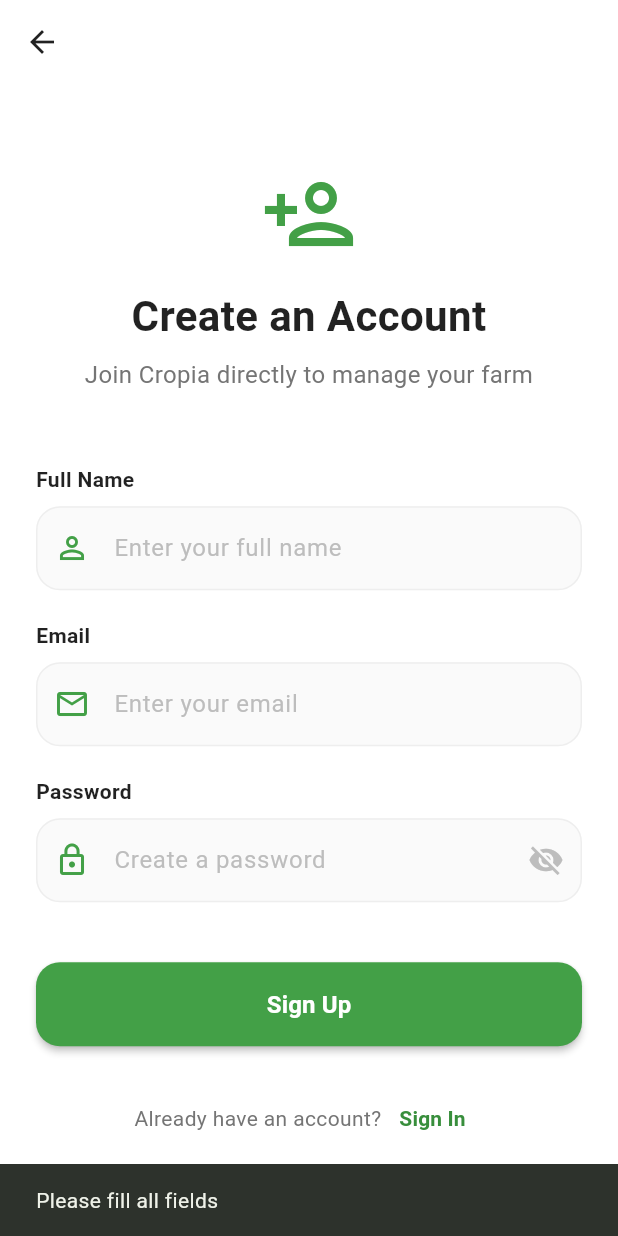
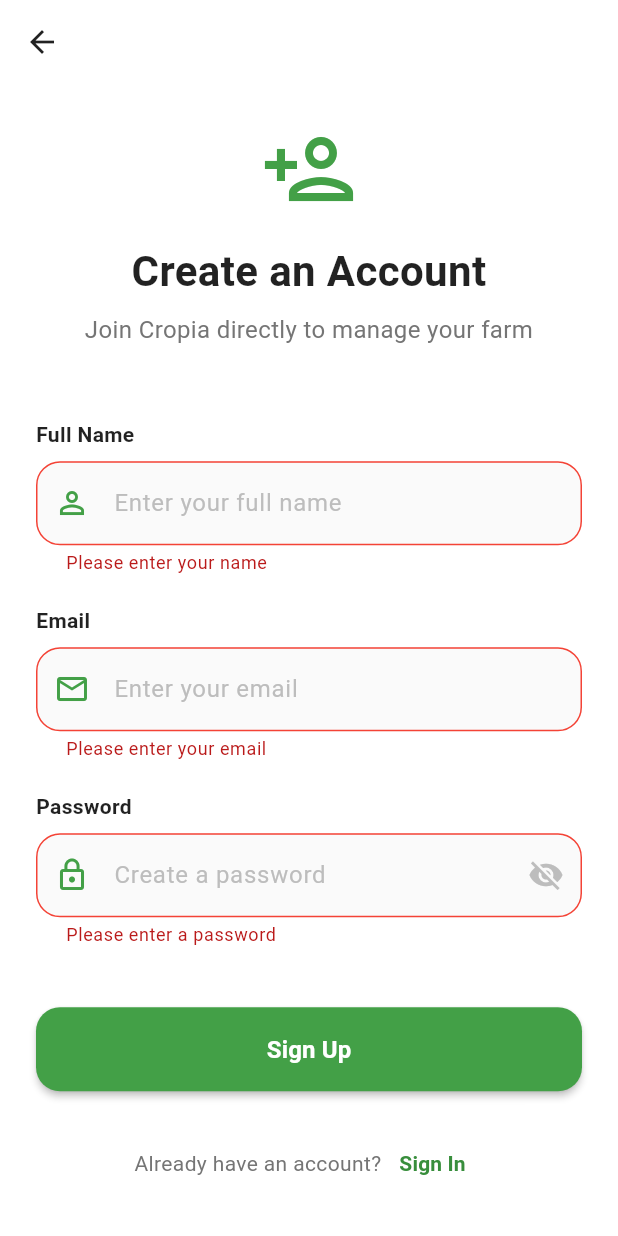
Before and after one commit to bsc-44-21/Cropia-App, a Flutter app: the SignUpScreen screen opened directly, after a tap on "Sign Up", on a phone screen of 412 x 824 dp. Run offline on Flutter 3.47's test engine with Material 3 defaults, Android fonts, the phone set to English and light mode, and no system bars; our stand-ins replace flutter_local_notifications, supabase_flutter, timezone; accounts and stored records are empty.

Commit message:
Implemented Functional password visibility toggles.

```diff
--- a/lib/screens/auth/sign_up_screen.dart
+++ b/lib/screens/auth/sign_up_screen.dart
@@ -14,6 +14,7 @@
 }
 
 class _SignUpScreenState extends State<SignUpScreen> {
+  final _formKey = GlobalKey<FormState>();
   final _nameController = TextEditingController();
   final _emailController = TextEditingController();
   final _passwordController = TextEditingController();
@@ -28,12 +29,7 @@
   }
 
   Future<void> _signUp() async {
-    if (_nameController.text.isEmpty ||
-        _emailController.text.isEmpty ||
-        _passwordController.text.isEmpty) {
-      ScaffoldMessenger.of(context).showSnackBar(
-        const SnackBar(content: Text('Please fill all fields')),
-      );
+    if (!_formKey.currentState!.validate()) {
       return;
     }
 
@@ -51,18 +47,32 @@
       if (!mounted) return;
       if (e is AuthApiException && e.code == 'email_not_confirmed') {
         ScaffoldMessenger.of(context).showSnackBar(
-          const SnackBar(content: Text('Sign up successful, but please confirm your email for full access.')),
+          const SnackBar(
+            content: Text('Sign up successful, but please confirm your email for full access.'),
+            backgroundColor: Colors.orange,
+          ),
         );
         Navigator.of(context).pushReplacement(
           MaterialPageRoute(builder: (context) => MainNavigation()),
         );
       } else {
+        String errorMessage = 'Sign up failed';
+        if (e is AuthException) {
+          errorMessage = e.message;
+        } else {
+          errorMessage = e.toString();
+        }
         ScaffoldMessenger.of(context).showSnackBar(
-          SnackBar(content: Text('Sign up failed: ${e.toString()}')),
+          SnackBar(
+            content: Text(errorMessage),
+            backgroundColor: Colors.red.shade700,
+          ),
         );
       }
     } finally {
+      if (mounted) {
         setState(() => _isLoading = false);
+      }
     }
   }
 
@@ -86,10 +96,15 @@
         child: Center(
           child: SingleChildScrollView(
             padding: const EdgeInsets.all(24.0),
+            child: Form(
+              key: _formKey,
               child: Column(
                 crossAxisAlignment: CrossAxisAlignment.stretch,
                 children: [
-                Icon(Icons.person_add_outlined, size: 64, color: Colors.green.shade600),
+                  Hero(
+                    tag: 'app_logo',
+                    child: Icon(Icons.person_add_outlined, size: 64, color: Colors.green.shade600),
+                  ),
                   const SizedBox(height: 16),
                   const Text(
                     'Create an Account',
@@ -115,6 +130,13 @@
                     label: 'Full Name',
                     hint: 'Enter your full name',
                     prefixIcon: Icons.person_outline,
+                    textInputAction: TextInputAction.next,
+                    validator: (value) {
+                      if (value == null || value.isEmpty) {
+                        return 'Please enter your name';
+                      }
+                      return null;
+                    },
                   ),
                   const SizedBox(height: 20),
                   AuthTextField(
@@ -123,6 +145,16 @@
                     hint: 'Enter your email',
                     prefixIcon: Icons.email_outlined,
                     keyboardType: TextInputType.emailAddress,
+                    textInputAction: TextInputAction.next,
+                    validator: (value) {
+                      if (value == null || value.isEmpty) {
+                        return 'Please enter your email';
+                      }
+                      if (!RegExp(r'^[\w-\.]+@([\w-]+\.)+[\w-]{2,4}$').hasMatch(value)) {
+                        return 'Please enter a valid email address';
+                      }
+                      return null;
+                    },
                   ),
                   const SizedBox(height: 20),
                   AuthTextField(
@@ -131,6 +163,17 @@
                     hint: 'Create a password',
                     prefixIcon: Icons.lock_outline,
                     isPassword: true,
+                    textInputAction: TextInputAction.done,
+                    onFieldSubmitted: (_) => _signUp(),
+                    validator: (value) {
+                      if (value == null || value.isEmpty) {
+                        return 'Please enter a password';
+                      }
+                      if (value.length < 6) {
+                        return 'Password must be at least 6 characters';
+                      }
+                      return null;
+                    },
                   ),
                   const SizedBox(height: 40),
                   AuthButton(
@@ -163,6 +206,7 @@
             ),
           ),
         ),
+      ),
     );
   }
 }
--- a/lib/widgets/auth/auth_text_field.dart
+++ b/lib/widgets/auth/auth_text_field.dart
@@ -1,12 +1,15 @@
 import 'package:flutter/material.dart';
 
-class AuthTextField extends StatelessWidget {
+class AuthTextField extends StatefulWidget {
   final String label;
   final String hint;
   final IconData prefixIcon;
   final bool isPassword;
   final TextInputType keyboardType;
   final TextEditingController? controller;
+  final String? Function(String?)? validator;
+  final TextInputAction? textInputAction;
+  final Function(String)? onFieldSubmitted;
 
   const AuthTextField({
     super.key,
@@ -16,7 +19,23 @@
     this.isPassword = false,
     this.keyboardType = TextInputType.text,
     this.controller,
+    this.validator,
+    this.textInputAction,
+    this.onFieldSubmitted,
   });
+
+  @override
+  State<AuthTextField> createState() => _AuthTextFieldState();
+}
+
+class _AuthTextFieldState extends State<AuthTextField> {
+  bool _obscureText = true;
+
+  @override
+  void initState() {
+    super.initState();
+    _obscureText = widget.isPassword;
+  }
 
   @override
   Widget build(BuildContext context) {
@@ -24,7 +43,7 @@
       crossAxisAlignment: CrossAxisAlignment.start,
       children: [
         Text(
-          label,
+          widget.label,
           style: const TextStyle(
             fontSize: 14,
             fontWeight: FontWeight.w600,
@@ -32,20 +51,33 @@
           ),
         ),
         const SizedBox(height: 8),
-        TextField(
-          controller: controller,
-          obscureText: isPassword,
-          keyboardType: keyboardType,
+        TextFormField(
+          controller: widget.controller,
+          obscureText: _obscureText,
+          keyboardType: widget.keyboardType,
+          validator: widget.validator,
+          textInputAction: widget.textInputAction,
+          onFieldSubmitted: widget.onFieldSubmitted,
           decoration: InputDecoration(
-            hintText: hint,
+            hintText: widget.hint,
             hintStyle: TextStyle(color: Colors.grey.shade400),
-            prefixIcon: Icon(prefixIcon, color: Colors.green.shade600),
-            suffixIcon: isPassword
-                ? Icon(Icons.visibility_off, color: Colors.grey.shade400)
+            prefixIcon: Icon(widget.prefixIcon, color: Colors.green.shade600),
+            suffixIcon: widget.isPassword
+                ? IconButton(
+                    icon: Icon(
+                      _obscureText ? Icons.visibility_off : Icons.visibility,
+                      color: Colors.grey.shade400,
+                    ),
+                    onPressed: () {
+                      setState(() {
+                        _obscureText = !_obscureText;
+                      });
+                    },
+                  )
                 : null,
             filled: true,
             fillColor: Colors.grey.shade50,
-            contentPadding: const EdgeInsets.symmetric(vertical: 16),
+            contentPadding: const EdgeInsets.symmetric(vertical: 16, horizontal: 16),
             border: OutlineInputBorder(
               borderRadius: BorderRadius.circular(16),
               borderSide: BorderSide(color: Colors.grey.shade200),
@@ -58,6 +90,14 @@
               borderRadius: BorderRadius.circular(16),
               borderSide: BorderSide(color: Colors.green.shade600, width: 2),
             ),
+            errorBorder: OutlineInputBorder(
+              borderRadius: BorderRadius.circular(16),
+              borderSide: const BorderSide(color: Colors.red, width: 1),
+            ),
+            focusedErrorBorder: OutlineInputBorder(
+              borderRadius: BorderRadius.circular(16),
+              borderSide: const BorderSide(color: Colors.red, width: 2),
+            ),
           ),
         ),
       ],
```
Also changed, not shown: lib/screens/auth/sign_in_screen.dart (+52 -8 lines). Lines whose indentation alone changed are shown as unchanged.
